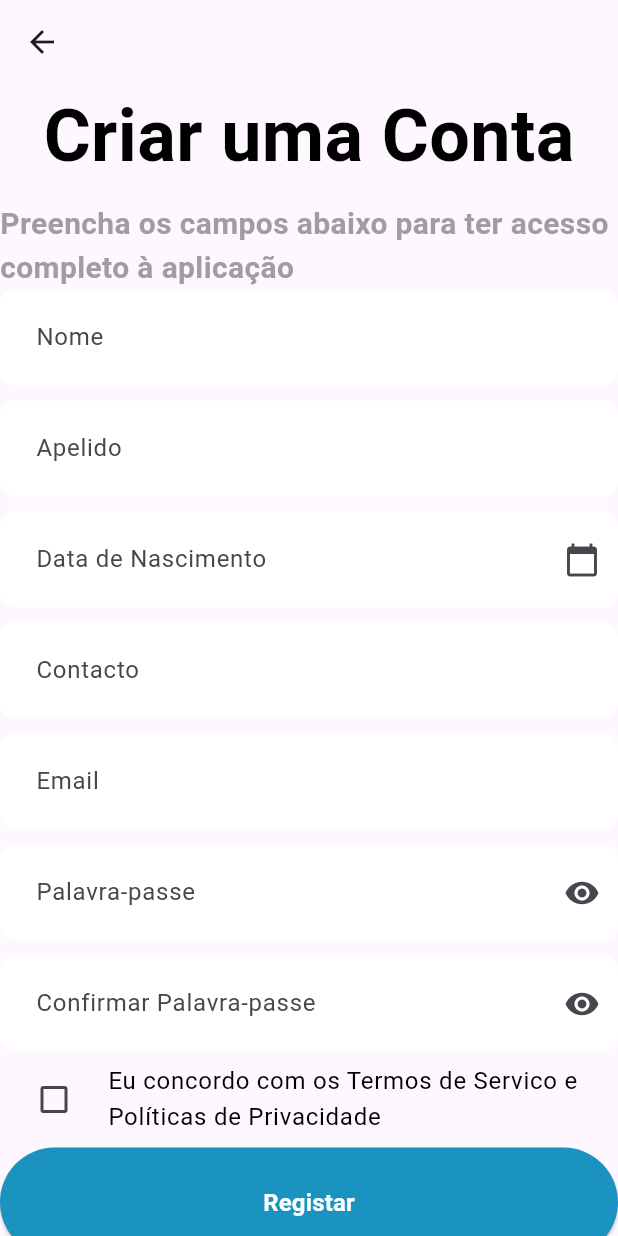
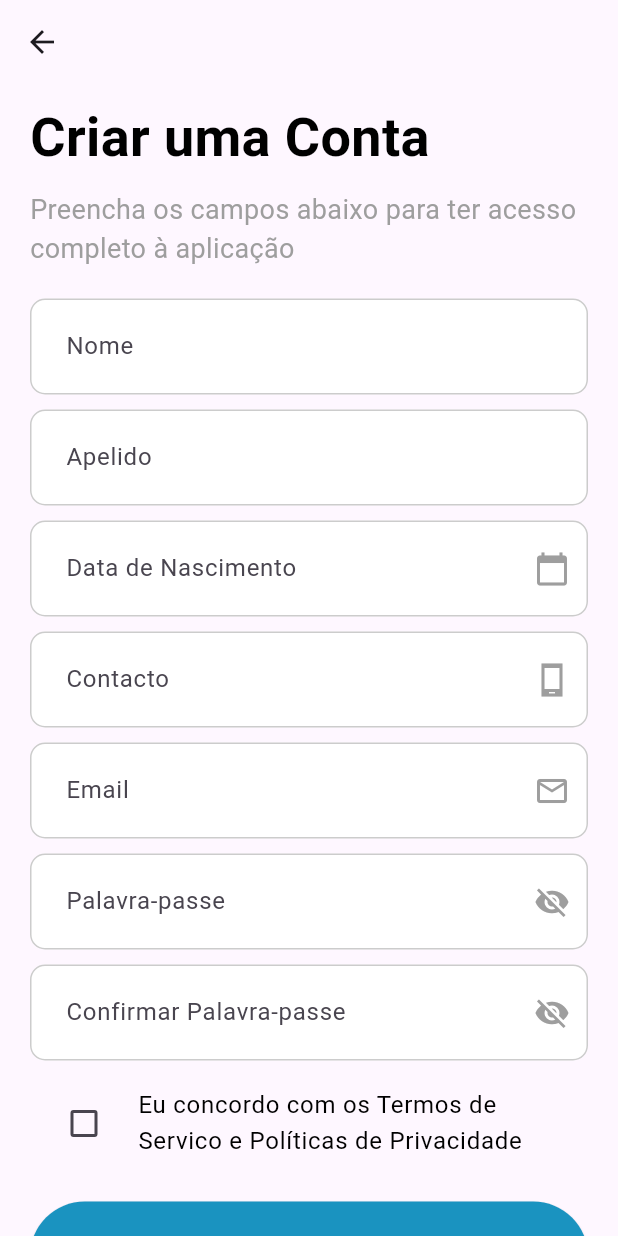
Before and after one commit to enoqueJonas/gestao_de_imobiliaria_mobile, a Flutter app: the SignUp screen opened by its route, on a phone screen of 412 x 824 dp. Run offline on Flutter 3.47's test engine with Material 3 defaults, Android fonts, the light colour scheme and no system bars; our stand-ins replace sqflite, sqflite_common_ffi; accounts and stored records are empty.

Commit message:
melhoria do design da tela do registo

```diff
--- a/lib/login/signup_screen.dart
+++ b/lib/login/signup_screen.dart
@@ -21,34 +21,49 @@ class _SignUpState extends State<SignUp> {
   final confirmPasswordController = TextEditingController();
 
   final formKey = GlobalKey<FormState>();
+  bool _passwordVisivel = false;
+  bool _passwordConfirmVisivel = false;
   bool agree = false;
+
+  @override
+  void initState() {
+    _passwordVisivel = false;
+    _passwordConfirmVisivel = false;
+  }
 
   @override
   Widget build(BuildContext context) {
     return Scaffold(
       appBar: AppBar(),
-      body: Center(
-      child: SingleChildScrollView(
+      body: SingleChildScrollView(
+        child: Padding(
+          padding: const EdgeInsets.symmetric(
+          vertical: 10,
+          horizontal: 20
+        ),
         child: Form(
         key: formKey,
         child: Column(
-          mainAxisAlignment: MainAxisAlignment.center,
+          crossAxisAlignment: CrossAxisAlignment.start,
           children: [
-            Text(
+            const Text(
               "Criar uma Conta",
+              textAlign: TextAlign.start,
               style: TextStyle(
                 color: Colors.black,
                 fontWeight: FontWeight.bold,
-                  fontSize: 48),
+                fontSize: 36
+              ),
             ),
             const SizedBox(height: 10),
-            Text(
+            const Text(
               "Preencha os campos abaixo para ter acesso completo à aplicação",
               style: TextStyle(
                 color: Colors.grey,
-                  fontWeight: FontWeight.bold,
-                  fontSize: 20),
+                fontSize: 18
               ),
+            ),
+            const SizedBox(height: 20),
             //
             //campo do nome
             TextFormField(
@@ -64,9 +79,24 @@ class _SignUpState extends State<SignUp> {
                 fillColor: Colors.white,
                 hintText: 'Nome',
                 border: OutlineInputBorder(
-                        borderSide: BorderSide.none,
-                        borderRadius: BorderRadius.circular(10)),
-                    contentPadding: EdgeInsets.all(20))),
+                  borderSide: const BorderSide(color: Color.fromARGB(255, 204, 204, 204)),
+                  borderRadius: BorderRadius.circular(10),
+                ),
+                enabledBorder: OutlineInputBorder(
+                  borderSide: const BorderSide(color: Color.fromARGB(255, 204, 204, 204)),
+                  borderRadius: BorderRadius.circular(10),
+                ),
+                focusedBorder: OutlineInputBorder(
+                  borderSide: const BorderSide(color: const Color.fromRGBO(26, 147, 192, 1)),
+                  borderRadius: BorderRadius.circular(10),
+                ),
+                errorBorder: OutlineInputBorder(
+                  borderSide: const BorderSide(color: Colors.red),
+                  borderRadius: BorderRadius.circular(10)
+                ),
+                contentPadding: const EdgeInsets.all(20)
+              )
+            ),
             const SizedBox(height: 10),
             //
             //campo do apelido
@@ -83,9 +113,24 @@ class _SignUpState extends State<SignUp> {
                 fillColor: Colors.white,
                 hintText: 'Apelido',
                 border: OutlineInputBorder(
-                        borderSide: BorderSide.none,
-                        borderRadius: BorderRadius.circular(10)),
-                    contentPadding: EdgeInsets.all(20))),
+                  borderSide: const BorderSide(color: Color.fromARGB(255, 204, 204, 204)),
+                  borderRadius: BorderRadius.circular(10),
+                ),
+                enabledBorder: OutlineInputBorder(
+                  borderSide: const BorderSide(color: Color.fromARGB(255, 204, 204, 204)),
+                  borderRadius: BorderRadius.circular(10),
+                ),
+                focusedBorder: OutlineInputBorder(
+                  borderSide: const BorderSide(color: const Color.fromRGBO(26, 147, 192, 1)),
+                  borderRadius: BorderRadius.circular(10),
+                ),
+                errorBorder: OutlineInputBorder(
+                  borderSide: const BorderSide(color: Colors.red),
+                  borderRadius: BorderRadius.circular(10)
+                ),
+                contentPadding: EdgeInsets.all(20)
+              )
+            ),
             const SizedBox(height: 10),
             //
             //campo da data de nascimento
@@ -102,10 +147,24 @@ class _SignUpState extends State<SignUp> {
                 fillColor: Colors.white,
                 hintText: 'Data de Nascimento',
                 border: OutlineInputBorder(
-                      borderSide: BorderSide.none,
-                      borderRadius: BorderRadius.circular(10)),
-                  contentPadding: EdgeInsets.all(20),
-                  suffixIcon: Icon(Icons.calendar_today)),
+                  borderSide: const BorderSide(color: Color.fromARGB(255, 204, 204, 204)),
+                  borderRadius: BorderRadius.circular(10),
+                ),
+                enabledBorder: OutlineInputBorder(
+                  borderSide: const BorderSide(color: Color.fromARGB(255, 204, 204, 204)),
+                  borderRadius: BorderRadius.circular(10),
+                ),
+                focusedBorder: OutlineInputBorder(
+                  borderSide: const BorderSide(color: const Color.fromRGBO(26, 147, 192, 1)),
+                  borderRadius: BorderRadius.circular(10),
+                ),
+                errorBorder: OutlineInputBorder(
+                  borderSide: const BorderSide(color: Colors.red),
+                  borderRadius: BorderRadius.circular(10)
+                ),
+                contentPadding: const EdgeInsets.all(20),
+                suffixIcon: const Icon(Icons.calendar_today, color: Colors.grey)
+              ),
               onTap: () async {
                 final DateTime? pickedDate = await showDatePicker(
                   context: context,
@@ -139,9 +198,25 @@ class _SignUpState extends State<SignUp> {
                 fillColor: Colors.white,
                 hintText: 'Contacto',
                 border: OutlineInputBorder(
-                        borderSide: BorderSide.none,
-                        borderRadius: BorderRadius.circular(10)),
-                    contentPadding: EdgeInsets.all(20))),
+                  borderSide: const BorderSide(color: Color.fromARGB(255, 204, 204, 204)),
+                  borderRadius: BorderRadius.circular(10),
+                ),
+                enabledBorder: OutlineInputBorder(
+                  borderSide: const BorderSide(color: Color.fromARGB(255, 204, 204, 204)),
+                  borderRadius: BorderRadius.circular(10),
+                ),
+                focusedBorder: OutlineInputBorder(
+                  borderSide: const BorderSide(color: const Color.fromRGBO(26, 147, 192, 1)),
+                  borderRadius: BorderRadius.circular(10),
+                ),
+                errorBorder: OutlineInputBorder(
+                  borderSide: const BorderSide(color: Colors.red),
+                  borderRadius: BorderRadius.circular(10)
+                ),
+                suffixIcon: const Icon(Icons.phone_android_sharp, color: Colors.grey,),
+                contentPadding: const EdgeInsets.all(20)
+                )
+              ),
             const SizedBox(height: 10),
             //
             //campo do email
@@ -158,9 +233,25 @@ class _SignUpState extends State<SignUp> {
                 fillColor: Colors.white,
                 hintText: 'Email',
                 border: OutlineInputBorder(
-                        borderSide: BorderSide.none,
-                        borderRadius: BorderRadius.circular(10)),
-                    contentPadding: EdgeInsets.all(20))),
+                  borderSide: const BorderSide(color: Color.fromARGB(255, 204, 204, 204)),
+                  borderRadius: BorderRadius.circular(10),
+                ),
+                enabledBorder: OutlineInputBorder(
+                  borderSide: const BorderSide(color: Color.fromARGB(255, 204, 204, 204)),
+                  borderRadius: BorderRadius.circular(10),
+                ),
+                focusedBorder: OutlineInputBorder(
+                  borderSide: const BorderSide(color: const Color.fromRGBO(26, 147, 192, 1)),
+                  borderRadius: BorderRadius.circular(10),
+                ),
+                errorBorder: OutlineInputBorder(
+                  borderSide: const BorderSide(color: Colors.red),
+                  borderRadius: BorderRadius.circular(10)
+                ),
+                suffixIcon: const Icon(Icons.email_outlined, color: Colors.grey),
+                contentPadding: const EdgeInsets.all(20)
+                )
+              ),
             const SizedBox(height: 10),
             //
             //campo do password
@@ -172,17 +263,41 @@ class _SignUpState extends State<SignUp> {
                 return null;
               },
               controller: passwordController,
+              obscureText: !_passwordVisivel,
               decoration: InputDecoration(
                 filled: true,
                 fillColor: Colors.white,
                 hintText: 'Palavra-passe',
                 border: OutlineInputBorder(
-                        borderSide: BorderSide.none,
-                        borderRadius: BorderRadius.circular(10)),
-                    contentPadding: EdgeInsets.all(20),
+                  borderSide: const BorderSide(color: Color.fromARGB(255, 204, 204, 204)),
+                  borderRadius: BorderRadius.circular(10),
+                ),
+                enabledBorder: OutlineInputBorder(
+                  borderSide: const BorderSide(color: Color.fromARGB(255, 204, 204, 204)),
+                  borderRadius: BorderRadius.circular(10),
+                ),
+                focusedBorder: OutlineInputBorder(
+                  borderSide: const BorderSide(color: const Color.fromRGBO(26, 147, 192, 1)),
+                  borderRadius: BorderRadius.circular(10),
+                ),
+                errorBorder: OutlineInputBorder(
+                  borderSide: const BorderSide(color: Colors.red),
+                  borderRadius: BorderRadius.circular(10)
+                ),
+                contentPadding: const EdgeInsets.all(20),
                 suffixIcon: IconButton(
-                        onPressed: null,
-                        icon: Icon(Icons.remove_red_eye_rounded)))),
+                  onPressed: () {
+                  setState(() {
+                    _passwordVisivel = !_passwordVisivel;
+                  });
+                },
+                icon: Icon(
+                  _passwordVisivel ? Icons.visibility : Icons.visibility_off,
+                  color: _passwordVisivel ? Colors.black : Colors.grey
+                  )
+                )
+              )
+            ),
             const SizedBox(height: 10),
             //
             //campo para confirmar a palavra passe
@@ -197,24 +312,48 @@ class _SignUpState extends State<SignUp> {
                 return null;
               },
               controller: confirmPasswordController,
+              obscureText: !_passwordConfirmVisivel,
               decoration: InputDecoration(
                 filled: true,
                 fillColor: Colors.white,
                 hintText: 'Confirmar Palavra-passe',
                 border: OutlineInputBorder(
-                        borderSide: BorderSide.none,
-                        borderRadius: BorderRadius.circular(10)),
-                    contentPadding: EdgeInsets.all(20),
+                  borderSide: const BorderSide(color: Color.fromARGB(255, 204, 204, 204)),
+                  borderRadius: BorderRadius.circular(10),
+                ),
+                enabledBorder: OutlineInputBorder(
+                  borderSide: const BorderSide(color: Color.fromARGB(255, 204, 204, 204)),
+                  borderRadius: BorderRadius.circular(10),
+                ),
+                focusedBorder: OutlineInputBorder(
+                  borderSide: const BorderSide(color: const Color.fromRGBO(26, 147, 192, 1)),
+                  borderRadius: BorderRadius.circular(10),
+                ),
+                errorBorder: OutlineInputBorder(
+                  borderSide: const BorderSide(color: Colors.red),
+                  borderRadius: BorderRadius.circular(10)
+                ),
+                contentPadding: const EdgeInsets.all(20),
                 suffixIcon: IconButton(
-                        onPressed: null,
-                        icon: Icon(Icons.remove_red_eye_rounded)))),
-            //   const SizedBox(height: 50),
-            //
+                  onPressed: () {
+                    setState(() {
+                      _passwordConfirmVisivel = !_passwordConfirmVisivel;
+                    });
+                  },
+                  icon: Icon(
+                    _passwordConfirmVisivel ? Icons.visibility : Icons.visibility_off,
+                    color: _passwordConfirmVisivel ? Colors.black : Colors.grey
+                  )
+                )
+              )
+            ),
+            const SizedBox(height: 10),
             CheckboxListTile(
-              title: Text(
+              title: const Text(
                 'Eu concordo com os Termos de Servico e Políticas de Privacidade',
                 style: TextStyle(color: Colors.black),
               ),
+              activeColor: Color.fromRGBO(26, 147, 192, 1),
               controlAffinity: ListTileControlAffinity.leading,
               value: agree,
               onChanged: (newValue) {
@@ -225,7 +364,8 @@ class _SignUpState extends State<SignUp> {
             ),
 
             //
-            //botao registar
+            //botao
+            const SizedBox(height: 20),
             SizedBox(
               width: double.infinity,
               child: ElevatedButton(
@@ -252,7 +392,8 @@ class _SignUpState extends State<SignUp> {
                           ),
                         );
                       }
-                        });
+                    }
+                  );
                 }
               },
               style: TextButton.styleFrom(
@@ -262,12 +403,17 @@ class _SignUpState extends State<SignUp> {
                 ),
                 backgroundColor: const Color.fromRGBO(26, 147, 192, 1),
                 shape: RoundedRectangleBorder(
-                            borderRadius: BorderRadius.circular(40))),
+                    borderRadius: BorderRadius.circular(40)
+                  )
+              ),
               child: const Text('Registar',
                 style: TextStyle(
                   color: Colors.white,
                   fontWeight: FontWeight.w700,
-                            fontSize: 16)))),
+                  fontSize: 16)
+                  )
+                )
+              ),
 
             ///
             //botao para registar
@@ -277,23 +423,22 @@ class _SignUpState extends State<SignUp> {
               child: TextButton(
                 onPressed: () {
                   //Navegar a pagina de login (login_screen)
-                  Navigator.push(
-                      context,
-                      MaterialPageRoute(
-                          builder: (context) => const LoginScreen()));
+                  Navigator.pushNamed(context, '/login');
                 },
                 child: const Text.rich(
                   TextSpan(
                     children: [
                       TextSpan(
                         text: 'Já tem uma conta?',
-                          style: TextStyle(color: Colors.white, fontSize: 16)),
+                        style: TextStyle(color: Colors.black, fontSize: 18)),
                       TextSpan(
                         text: ' Login',
                         style: TextStyle(
-                              color: Colors.white,
-                              fontSize: 16,
-                              fontWeight: FontWeight.bold))
+                          color: const Color.fromRGBO(26, 147, 192, 1),
+                          fontSize: 18,
+                          fontWeight: FontWeight.bold
+                        )
+                      )
                     ],
                   ),
                 ),
@@ -302,6 +447,7 @@ class _SignUpState extends State<SignUp> {
           ],
         ),
       )),
-    ));
+      )
+    );
   }
 }
--- a/lib/main.dart
+++ b/lib/main.dart
@@ -19,7 +19,7 @@ class App extends StatelessWidget {
       title: 'Kaya App',
       debugShowCheckedModeBanner: false,
       routes: {
-        '/': (context) => const StartScreen(),
+        '/': (context) => const SignUp(),
         '/onboarding': (context) => const OnBoardingScreen(),
         '/login': (context) => const LoginScreen(),
         '/signup': (context) => const SignUp(),
```
Lines whose indentation alone changed are shown as unchanged.
